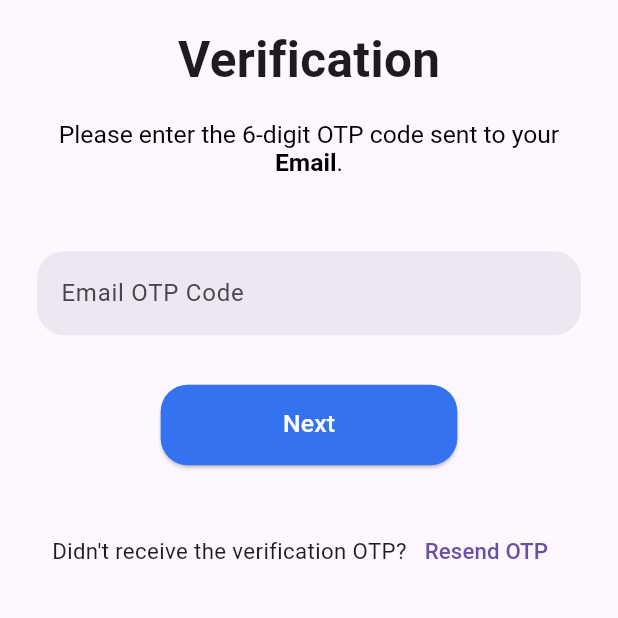
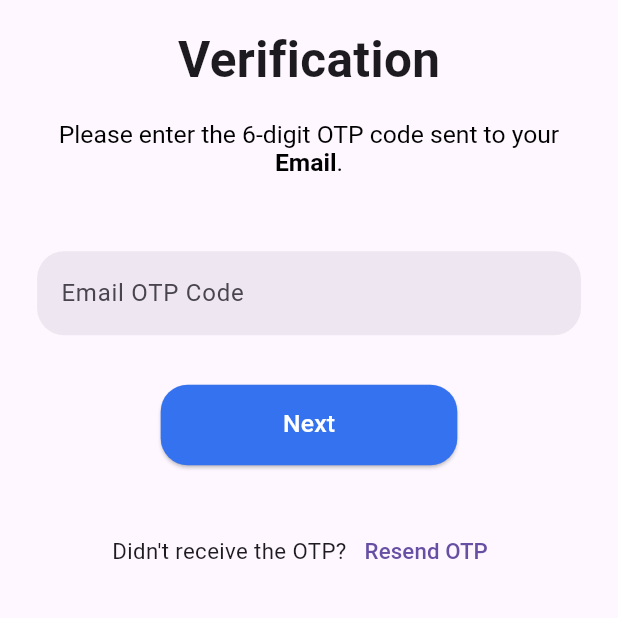
Before and after one commit to ordizy/ordizy-mobile, a Flutter app: the EmailOtp screen opened by its route, on a phone screen of 412 x 824 dp, the part 383-1001 px from its top. Run offline on Flutter 3.47's test engine with Material 3 defaults, Android fonts, the phone set to English and light mode, and no system bars; our stand-ins replace cloud_firestore, firebase_auth, firebase_core; accounts and stored records are empty.

Commit message:
emailOtp ui chaned

```diff
--- a/lib/screens/authentication/emailOtp.dart
+++ b/lib/screens/authentication/emailOtp.dart
@@ -128,7 +128,7 @@ class EmailOtp extends StatelessWidget {
       mainAxisAlignment: MainAxisAlignment.center,
       children: [
         Text(
-          "Didn't receive the verification OTP?",
+          "Didn't receive the OTP?",
           style: TextStyle(fontSize: SizeConfig.textMultiplier * 1.8), // Updated text size
         ),
         TextButton(
```
